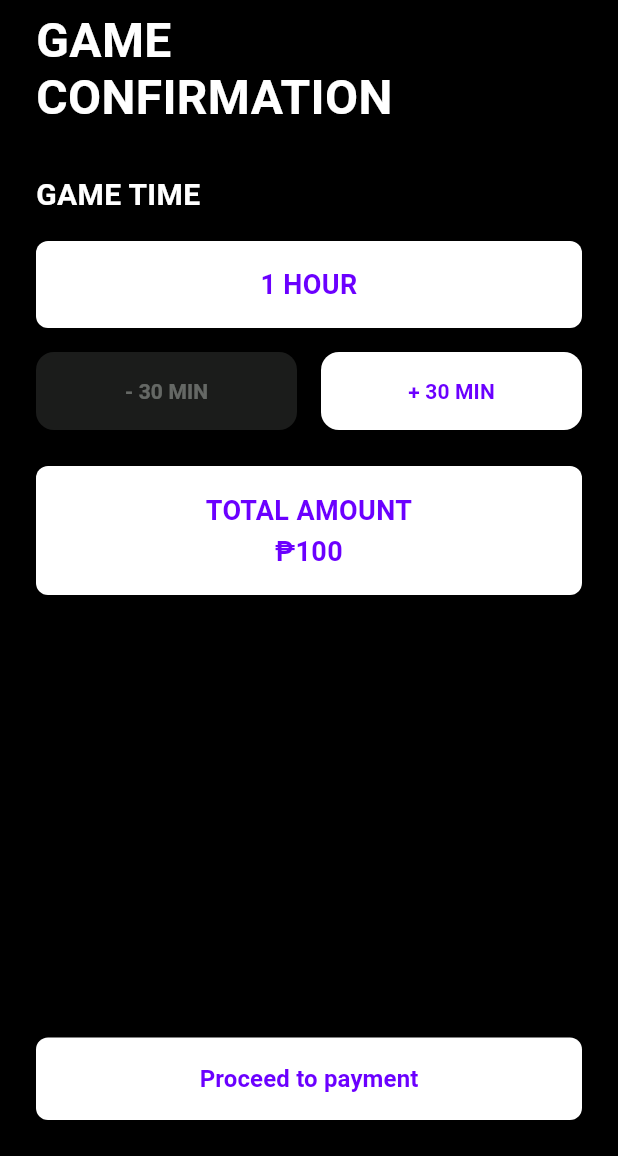
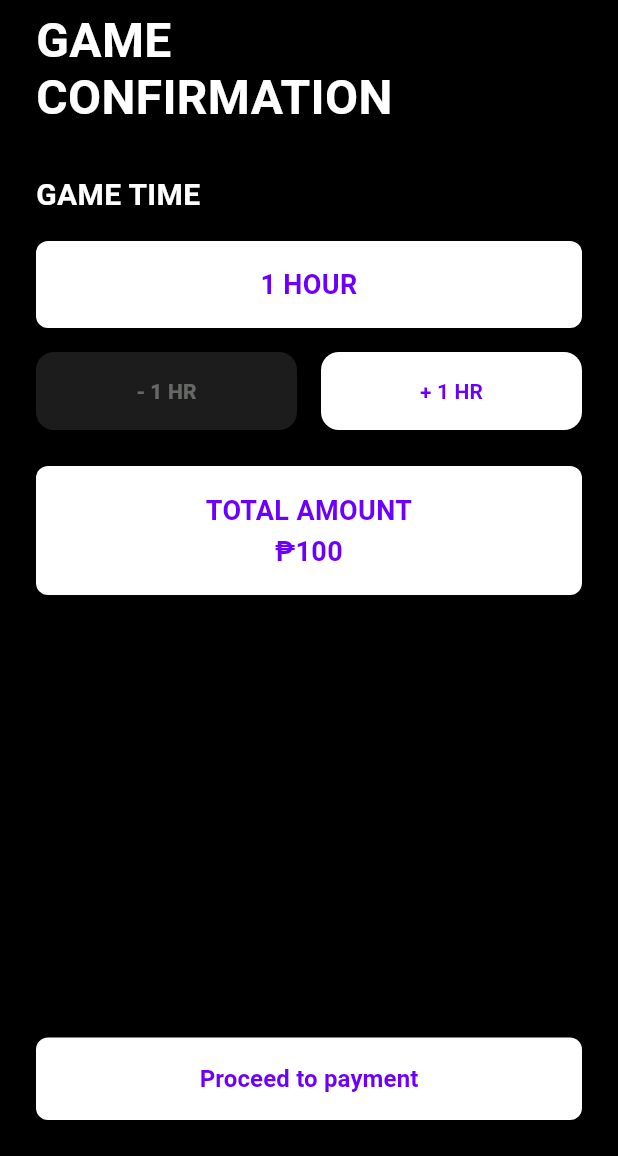
Before and after one commit to helmerlorenz/Cueing, a Flutter app: the GameConfirmationScreen screen opened directly with empty values, on a phone screen of 412 x 824 dp, the part 80-1236 px from its top. Run offline on Flutter 3.47's test engine with Material 3 defaults, Android fonts, the phone set to English and light mode, and no system bars; our stand-ins replace shared_preferences; accounts and stored records are empty.

Commit message:
Fix
Fixed Timer Issue

```diff
--- a/cueing/lib/screens/game_confirmation_screen.dart
+++ b/cueing/lib/screens/game_confirmation_screen.dart
@@ -61,7 +61,7 @@ class _GameConfirmationScreenState extends State<GameConfirmationScreen> {
                         foregroundColor: const Color(0xFF6B00FF),
                         padding: const EdgeInsets.symmetric(vertical: 16),
                       ),
-                      child: const Text('- 30 MIN', style: TextStyle(fontWeight: FontWeight.bold)),
+                      child: const Text('- 1 HR', style: TextStyle(fontWeight: FontWeight.bold)),
                     ),
                   ),
                   const SizedBox(width: 16),
@@ -73,7 +73,7 @@ class _GameConfirmationScreenState extends State<GameConfirmationScreen> {
                         foregroundColor: const Color(0xFF6B00FF),
                         padding: const EdgeInsets.symmetric(vertical: 16),
                       ),
-                      child: const Text('+ 30 MIN', style: TextStyle(fontWeight: FontWeight.bold)),
+                      child: const Text('+ 1 HR', style: TextStyle(fontWeight: FontWeight.bold)),
                     ),
                   ),
                 ],
```
